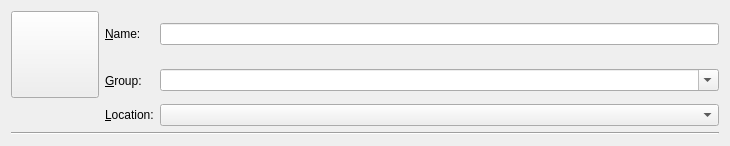
This is launcher/ui/dialogs/NewInstanceDialog.ui in awakenginexe/Awake-Launcher as Qt 5 draws it before an edit. The edited form follows.
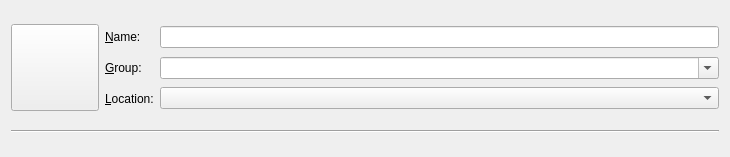
This is the edited form. Icons and pictures are not drawn.

Commit message: Fix alignment of Location in NewInstanceDialog

The edit to the form file:
```diff
--- a/launcher/ui/dialogs/NewInstanceDialog.ui
+++ b/launcher/ui/dialogs/NewInstanceDialog.ui
@@ -10,7 +10,7 @@
     <x>0</x>
     <y>0</y>
     <width>730</width>
-    <height>127</height>
+    <height>157</height>
    </rect>
   </property>
   <property name="windowTitle">
@@ -73,7 +73,7 @@
        </property>
       </widget>
      </item>
-     <item row="0" column="0" rowspan="2">
+     <item row="0" column="0" rowspan="3">
       <widget class="QToolButton" name="iconButton">
        <property name="iconSize">
         <size>
```
Left out of the diff: 4 changed lines with no effect on the pictures.
